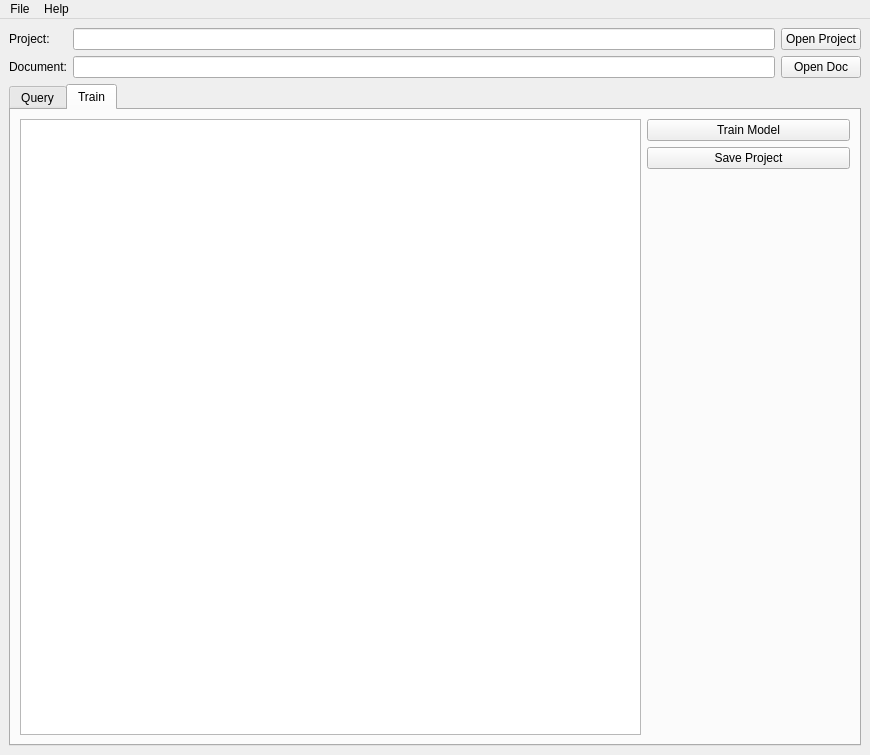
Qt form GUI/doctopic.ui (SeeligA/doctopic) before a commit.
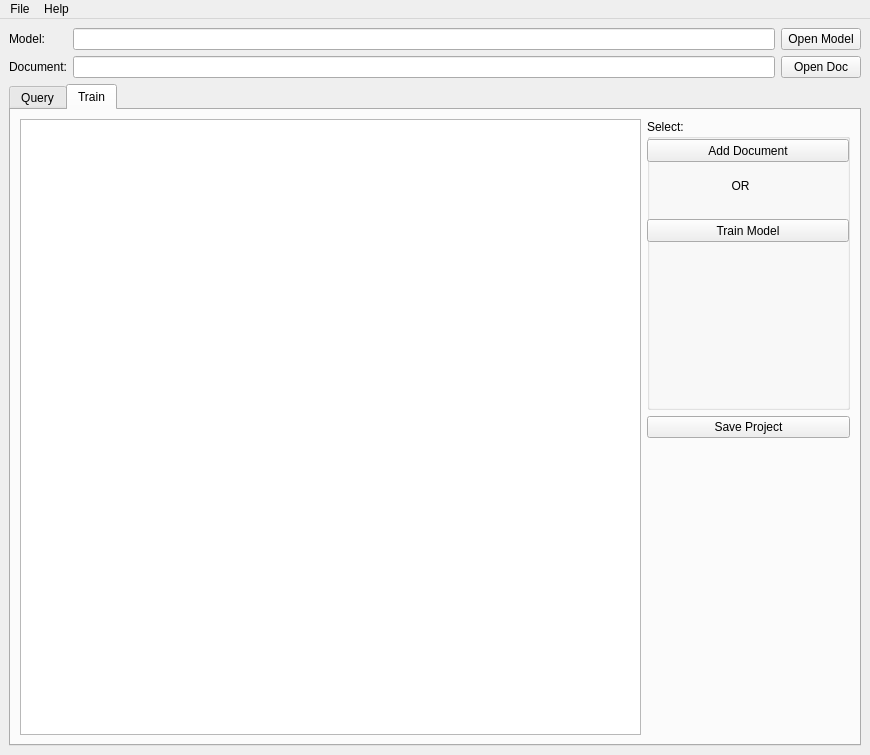
The same form after that commit.

Commit message: style: Disambiguate GUI labels

The edit to the form file:
```diff
--- a/GUI/doctopic.ui
+++ b/GUI/doctopic.ui
@@ -66,7 +66,7 @@
        </size>
       </property>
       <property name="text">
-       <string>Open Project</string>
+       <string>Open Model</string>
       </property>
       <property name="autoDefault">
        <bool>true</bool>
@@ -88,7 +88,7 @@
        </size>
       </property>
       <property name="text">
-       <string>Project: </string>
+       <string>Model: </string>
       </property>
      </widget>
     </item>
@@ -236,11 +236,30 @@
           </property>
          </widget>
         </item>
+        <item row="3" column="3">
+         <widget class="QPushButton" name="save_model_button">
+          <property name="text">
+           <string>Save Project</string>
+          </property>
+         </widget>
+        </item>
         <item row="2" column="3">
+         <widget class="QGroupBox" name="groupBox">
+          <property name="title">
+           <string>Select:</string>
+          </property>
          <widget class="QPushButton" name="train_model_button">
           <property name="enabled">
            <bool>true</bool>
           </property>
+           <property name="geometry">
+            <rect>
+             <x>0</x>
+             <y>100</y>
+             <width>202</width>
+             <height>23</height>
+            </rect>
+           </property>
           <property name="maximumSize">
            <size>
             <width>16777215</width>
@@ -254,12 +273,35 @@
            <string>Train Model</string>
           </property>
          </widget>
-        </item>
-        <item row="3" column="3">
-         <widget class="QPushButton" name="save_project_button">
+          <widget class="QPushButton" name="add_documents_button">
+           <property name="geometry">
+            <rect>
+             <x>0</x>
+             <y>20</y>
+             <width>202</width>
+             <height>23</height>
+            </rect>
+           </property>
           <property name="text">
-           <string>Save Project</string>
-          </property>
+            <string>Add Document</string>
+           </property>
+          </widget>
+          <widget class="QLabel" name="label">
+           <property name="geometry">
+            <rect>
+             <x>70</x>
+             <y>60</y>
+             <width>47</width>
+             <height>13</height>
+            </rect>
+           </property>
+           <property name="text">
+            <string>OR</string>
+           </property>
+           <property name="alignment">
+            <set>Qt::AlignCenter</set>
+           </property>
+          </widget>
          </widget>
         </item>
        </layout>
```
Left out of the diff: 10 changed lines with no effect on the pictures. Lines whose indentation alone changed are shown as unchanged. The commit also changes 2 other files.
